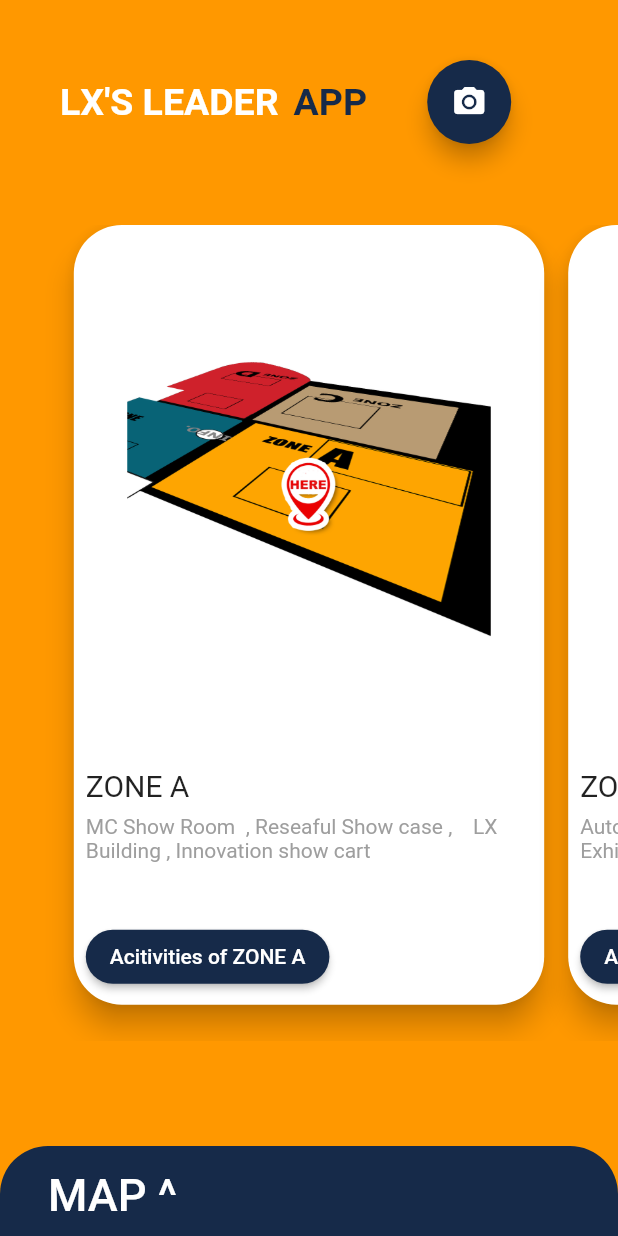
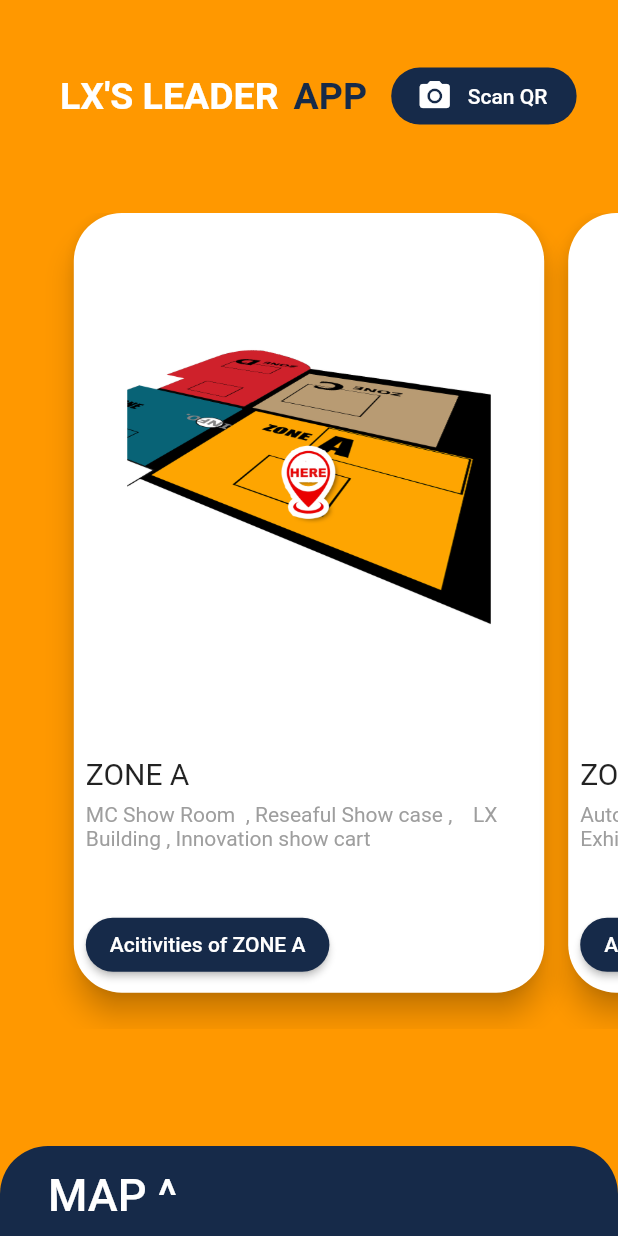
Before and after one commit to vorawut2000/LXleader, a Flutter app: the screen it shows after launch, on a phone screen of 412 x 824 dp. Run offline on Flutter 3.47's test engine with Material 2 defaults, Android fonts, the light colour scheme and no system bars; our stand-ins replace image_gallery_saver, image_picker, page_transition; missing offline and left inert: qrscan; Roboto replaces fonts that are missing (Hibition RED ZONE); project files that could hold a hidden picture were left out.

Commit message:
[EDIT] Some bug

```diff
--- a/lib/widget/MapPage/NewMapPage.dart
+++ b/lib/widget/MapPage/NewMapPage.dart
@@ -68,20 +68,31 @@ class Header extends StatelessWidget {
                   color: Color(0xFF162A49),
                   fontWeight: FontWeight.bold,
                   fontSize: 25.0)),
-          SizedBox(width: 40,),
+
           Center(
             child: Column(
               children: <Widget>[
-                FloatingActionButton(
+                FlatButton(
                   onPressed: () {
                     Navigator.push(
                       context,
                       MaterialPageRoute(builder: (context) => ScannerPage() ),
                     );
                   },
-                  tooltip: 'Take a Photo',
-                  child: const Icon(Icons.camera_alt),
-                  backgroundColor: Color(0xFF162A49),
+                  child: Container(
+                    padding: EdgeInsets.all(7),
+                    decoration: BoxDecoration(
+                      borderRadius: BorderRadius.circular(20),
+                      color: Color(0xFF162A49)),
+                    width: MediaQuery.of(context).size.width * 0.3,
+                    child: Row(
+                      children: <Widget>[
+                        SizedBox(width: 10),
+                        Icon(Icons.camera_alt, color: Colors.white),
+                        SizedBox(width: 10),
+                        Text("Scan QR", style: TextStyle(color: Colors.white),)],
+                    ),
+                  ),
                 ),
               ],
             ),
```
Also changed, not shown: assets/images/unknown0.png (deleted), assets/images/unknown1.png (deleted), assets/images/unknown10.png (deleted), assets/images/unknown11.png (deleted), assets/images/unknown12.png (deleted), assets/images/unknown13.png (deleted), assets/images/unknown2.png (deleted), assets/images/unknown3.png (deleted), assets/images/unknown4.png (deleted), assets/images/unknown5.png (deleted), assets/images/unknown6.png (deleted), assets/images/unknown7.png (deleted), assets/images/unknown8.png (deleted), assets/images/unknown9.png (deleted), 1 other file.
